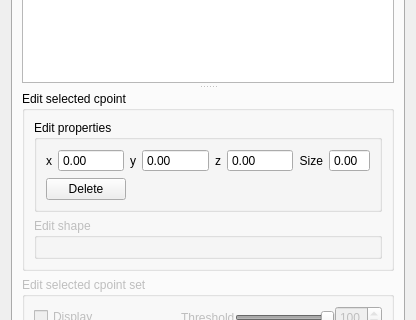
Qt form src/formobjectcontrol.ui (jcldc/glnemo2) before a commit; both pictures show x 0 to 416 and y 220 to 540 of the 416 by 940 pixel window.
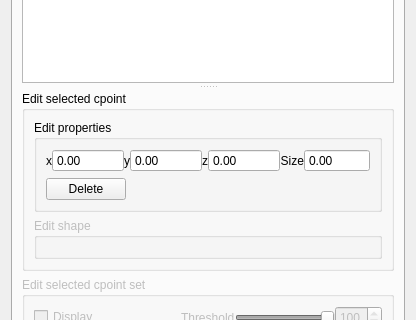
The same form after that commit. Icons and pictures are not drawn.

Commit message: Finish replacing listview with treeview and add cpoint edition

Diff of the .ui file:
```diff
--- a/src/formobjectcontrol.ui
+++ b/src/formobjectcontrol.ui
@@ -1143,10 +1143,29 @@
                 </property>
                 <layout class="QVBoxLayout" name="verticalLayout_4">
                  <item>
-                  <layout class="QHBoxLayout" name="horizontalLayout_11">
+                  <widget class="QFrame" name="edit_cpoint_properties">
+                   <property name="frameShape">
+                    <enum>QFrame::NoFrame</enum>
+                   </property>
+                   <property name="frameShadow">
+                    <enum>QFrame::Raised</enum>
+                   </property>
+                   <layout class="QHBoxLayout" name="horizontalLayout_10">
+                    <property name="spacing">
+                     <number>0</number>
+                    </property>
+                    <property name="leftMargin">
+                     <number>0</number>
+                    </property>
+                    <property name="topMargin">
+                     <number>0</number>
+                    </property>
                    <property name="rightMargin">
                     <number>0</number>
                    </property>
+                    <property name="bottomMargin">
+                     <number>0</number>
+                    </property>
                    <item>
                     <widget class="QLabel" name="label_18">
                      <property name="sizePolicy">
@@ -1251,13 +1270,14 @@
                     </widget>
                    </item>
                    <item>
-                    <widget class="QDoubleSpinBox" name="e_cpoint_coords_size_2">
+                     <widget class="QDoubleSpinBox" name="edit_cpoint_size">
                      <property name="buttonSymbols">
                       <enum>QAbstractSpinBox::NoButtons</enum>
                      </property>
                     </widget>
                    </item>
                   </layout>
+                  </widget>
                  </item>
                  <item>
                   <layout class="QHBoxLayout" name="horizontalLayout_9">
```
Left out of the diff: 7 changed lines with no effect on the pictures. Lines whose indentation alone changed are shown as unchanged. The commit also changes 4 other files.
